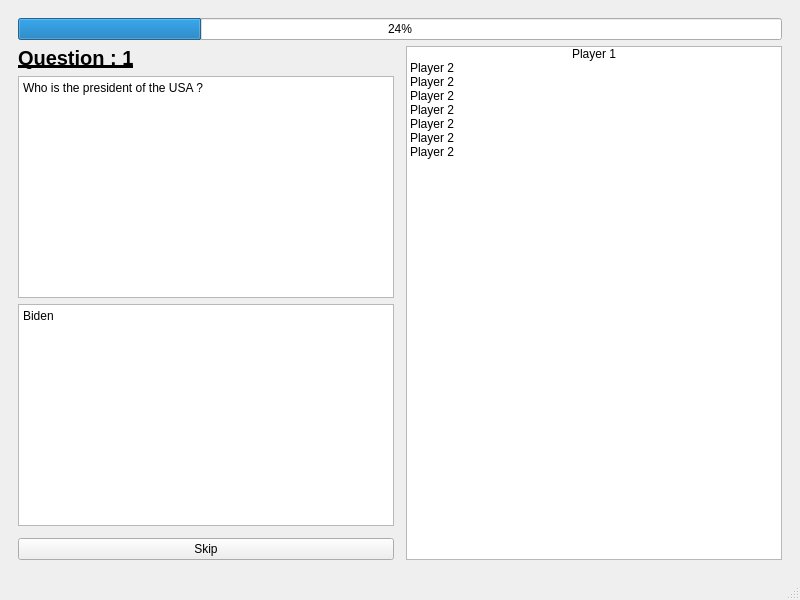
Old version of the form mainwindow.ui in the repository dehjaza2001/CS469_lab1.
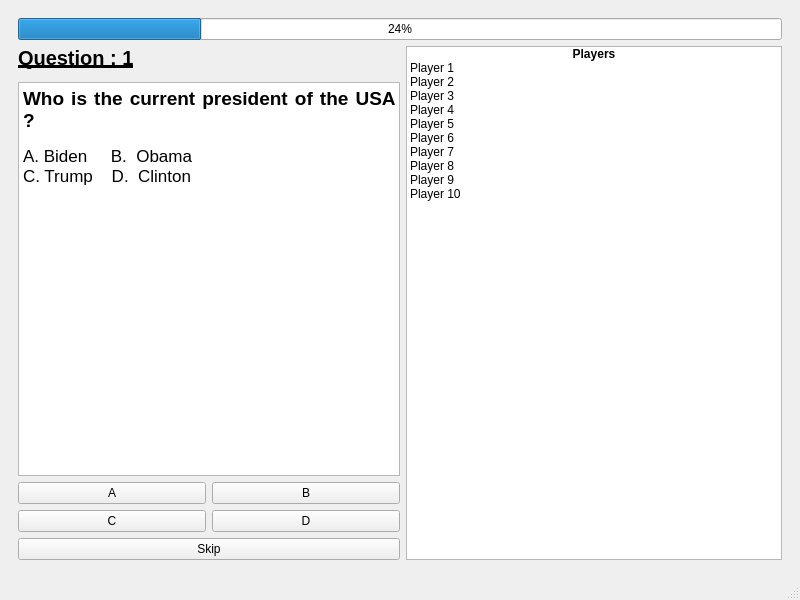
New version of the form. The open tabs and pages were chosen to show the change.

Patch:
```diff
--- a/mainwindow.ui
+++ b/mainwindow.ui
@@ -15,7 +15,7 @@
   </property>
   <widget class="QWidget" name="centralwidget">
    <layout class="QGridLayout" name="gridLayout_3">
-    <item row="0" column="1">
+    <item row="0" column="0">
      <widget class="QStackedWidget" name="stackedWidget">
       <property name="sizePolicy">
        <sizepolicy hsizetype="Expanding" vsizetype="Expanding">
@@ -359,7 +359,127 @@
       </widget>
       <widget class="QWidget" name="page_4">
        <layout class="QGridLayout" name="gridLayout_7">
-        <item row="2" column="0">
+        <item row="1" column="1">
+         <widget class="QLabel" name="QuestionNum">
+          <property name="font">
+           <font>
+            <pointsize>15</pointsize>
+            <weight>75</weight>
+            <bold>true</bold>
+            <underline>true</underline>
+           </font>
+          </property>
+          <property name="text">
+           <string>Question : 1</string>
+          </property>
+         </widget>
+        </item>
+        <item row="1" column="3" rowspan="7" colspan="2">
+         <widget class="QListWidget" name="DashBoard">
+          <item>
+           <property name="text">
+            <string>Players</string>
+           </property>
+           <property name="font">
+            <font>
+             <weight>75</weight>
+             <bold>true</bold>
+            </font>
+           </property>
+           <property name="textAlignment">
+            <set>AlignCenter</set>
+           </property>
+           <property name="background">
+            <brush brushstyle="NoBrush">
+             <color alpha="255">
+              <red>0</red>
+              <green>0</green>
+              <blue>225</blue>
+             </color>
+            </brush>
+           </property>
+          </item>
+          <item>
+           <property name="text">
+            <string>Player 1</string>
+           </property>
+          </item>
+          <item>
+           <property name="text">
+            <string>Player 2</string>
+           </property>
+          </item>
+          <item>
+           <property name="text">
+            <string>Player 3</string>
+           </property>
+          </item>
+          <item>
+           <property name="text">
+            <string>Player 4</string>
+           </property>
+          </item>
+          <item>
+           <property name="text">
+            <string>Player 5</string>
+           </property>
+          </item>
+          <item>
+           <property name="text">
+            <string>Player 6</string>
+           </property>
+          </item>
+          <item>
+           <property name="text">
+            <string>Player 7</string>
+           </property>
+          </item>
+          <item>
+           <property name="text">
+            <string>Player 8</string>
+           </property>
+          </item>
+          <item>
+           <property name="text">
+            <string>Player 9</string>
+           </property>
+          </item>
+          <item>
+           <property name="text">
+            <string>Player 10</string>
+           </property>
+          </item>
+         </widget>
+        </item>
+        <item row="5" column="1">
+         <widget class="QPushButton" name="btnC">
+          <property name="text">
+           <string>C</string>
+          </property>
+         </widget>
+        </item>
+        <item row="4" column="1">
+         <widget class="QPushButton" name="btnA">
+          <property name="text">
+           <string>A</string>
+          </property>
+         </widget>
+        </item>
+        <item row="4" column="2">
+         <widget class="QPushButton" name="btnB">
+          <property name="text">
+           <string>B</string>
+          </property>
+         </widget>
+        </item>
+        <item row="5" column="2">
+         <widget class="QPushButton" name="btnD">
+          <property name="text">
+           <string>D</string>
+          </property>
+         </widget>
+        </item>
+        <item row="3" column="1" colspan="2">
          <widget class="QTextBrowser" name="textBrowser">
           <property name="font">
            <font>
@@ -368,100 +488,30 @@
           </property>
           <property name="html">
            <string>&lt;!DOCTYPE HTML PUBLIC &quot;-//W3C//DTD HTML 4.0//EN&quot; &quot;http://www.w3.org/TR/REC-html40/strict.dtd&quot;&gt;
-&lt;html&gt;&lt;head&gt;&lt;meta name=&quot;qrichtext&quot; content=&quot;1&quot; /&gt;&lt;meta charset=&quot;utf-8&quot; /&gt;&lt;style type=&quot;text/css&quot;&gt;
+&lt;html&gt;&lt;head&gt;&lt;meta name=&quot;qrichtext&quot; content=&quot;1&quot; /&gt;&lt;style type=&quot;text/css&quot;&gt;
 p, li { white-space: pre-wrap; }
-hr { height: 1px; border-width: 0; }
-li.unchecked::marker { content: &quot;\2610&quot;; }
-li.checked::marker { content: &quot;\2612&quot;; }
-&lt;/style&gt;&lt;/head&gt;&lt;body style=&quot; font-family:'Segoe UI'; font-size:13pt; font-weight:400; font-style:normal;&quot;&gt;
-&lt;p style=&quot; margin-top:0px; margin-bottom:0px; margin-left:0px; margin-right:0px; -qt-block-indent:0; text-indent:0px;&quot;&gt;&lt;span style=&quot; font-size:9pt;&quot;&gt;Who is the president of the USA ?&lt;/span&gt;&lt;/p&gt;
-&lt;p style=&quot;-qt-paragraph-type:empty; margin-top:0px; margin-bottom:0px; margin-left:0px; margin-right:0px; -qt-block-indent:0; text-indent:0px; font-size:9pt;&quot;&gt;&lt;br /&gt;&lt;/p&gt;&lt;/body&gt;&lt;/html&gt;</string>
+&lt;/style&gt;&lt;/head&gt;&lt;body style=&quot; font-family:'.AppleSystemUIFont'; font-size:13pt; font-weight:400; font-style:normal;&quot;&gt;
+&lt;p align=&quot;justify&quot; style=&quot; margin-top:0px; margin-bottom:0px; margin-left:0px; margin-right:0px; -qt-block-indent:0; text-indent:0px;&quot;&gt;&lt;span style=&quot; font-family:'Segoe UI'; font-size:14pt; font-weight:600;&quot;&gt;Who is the current president of the USA ?&lt;/span&gt;&lt;/p&gt;
+&lt;p style=&quot;-qt-paragraph-type:empty; margin-top:0px; margin-bottom:0px; margin-left:0px; margin-right:0px; -qt-block-indent:0; text-indent:0px; font-family:'Segoe UI'; font-size:9pt; font-weight:600;&quot;&gt;&lt;br /&gt;&lt;/p&gt;
+&lt;p align=&quot;justify&quot; style=&quot; margin-top:0px; margin-bottom:0px; margin-left:0px; margin-right:0px; -qt-block-indent:0; text-indent:0px;&quot;&gt;&lt;span style=&quot; font-family:'Segoe UI';&quot;&gt;A. Biden     B.  Obama&lt;/span&gt;&lt;/p&gt;
+&lt;p align=&quot;justify&quot; style=&quot; margin-top:0px; margin-bottom:0px; margin-left:0px; margin-right:0px; -qt-block-indent:0; text-indent:0px;&quot;&gt;&lt;span style=&quot; font-family:'Segoe UI';&quot;&gt;C. Trump    D.  Clinton&lt;/span&gt;&lt;/p&gt;&lt;/body&gt;&lt;/html&gt;</string>
           </property>
          </widget>
         </item>
-        <item row="1" column="2" rowspan="6">
-         <widget class="QListWidget" name="DashBoard">
-          <item>
-           <property name="text">
-            <string>Player 1</string>
-           </property>
-           <property name="textAlignment">
-            <set>AlignCenter</set>
-           </property>
-          </item>
-          <item>
-           <property name="text">
-            <string>Player 2</string>
-           </property>
-          </item>
-          <item>
-           <property name="text">
-            <string>Player 2</string>
-           </property>
-          </item>
-          <item>
-           <property name="text">
-            <string>Player 2</string>
-           </property>
-          </item>
-          <item>
-           <property name="text">
-            <string>Player 2</string>
-           </property>
-          </item>
-          <item>
-           <property name="text">
-            <string>Player 2</string>
-           </property>
-          </item>
-          <item>
-           <property name="text">
-            <string>Player 2</string>
-           </property>
-          </item>
-          <item>
-           <property name="text">
-            <string>Player 2</string>
-           </property>
-          </item>
-         </widget>
-        </item>
-        <item row="0" column="0" colspan="3">
+        <item row="0" column="1" colspan="4">
          <widget class="QProgressBar" name="TimeBar">
           <property name="value">
            <number>24</number>
           </property>
          </widget>
         </item>
-        <item row="5" column="0" rowspan="2">
+        <item row="6" column="1" rowspan="2" colspan="2">
          <widget class="QPushButton" name="SkipButton">
           <property name="text">
            <string>Skip</string>
           </property>
          </widget>
         </item>
-        <item row="1" column="0">
-         <widget class="QLabel" name="QuestionNum">
-          <property name="font">
-           <font>
-            <pointsize>15</pointsize>
-            <bold>true</bold>
-            <underline>true</underline>
-           </font>
-          </property>
-          <property name="text">
-           <string>Question : 1</string>
-          </property>
-         </widget>
-        </item>
-        <item row="3" column="0">
-         <widget class="QPlainTextEdit" name="AnswerInput">
-          <property name="plainText">
-           <string>Biden
-</string>
-          </property>
-         </widget>
-        </item>
        </layout>
       </widget>
       <widget class="QWidget" name="page_5">
```
Left out of the diff: 12 changed lines with no effect on the pictures.
